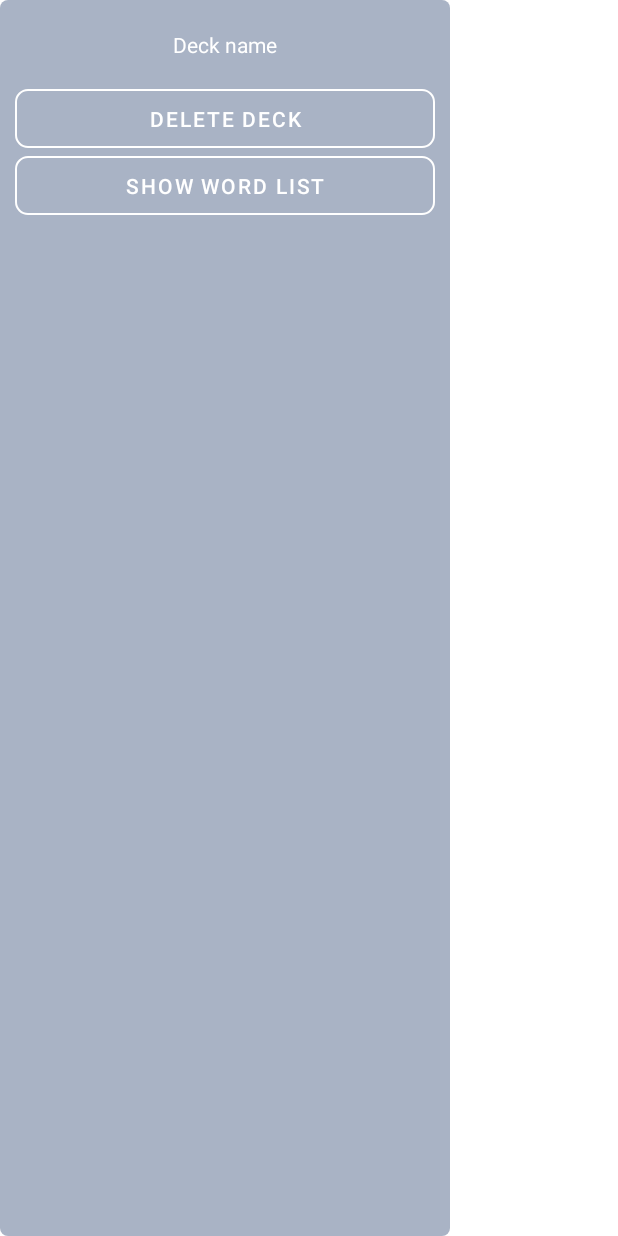
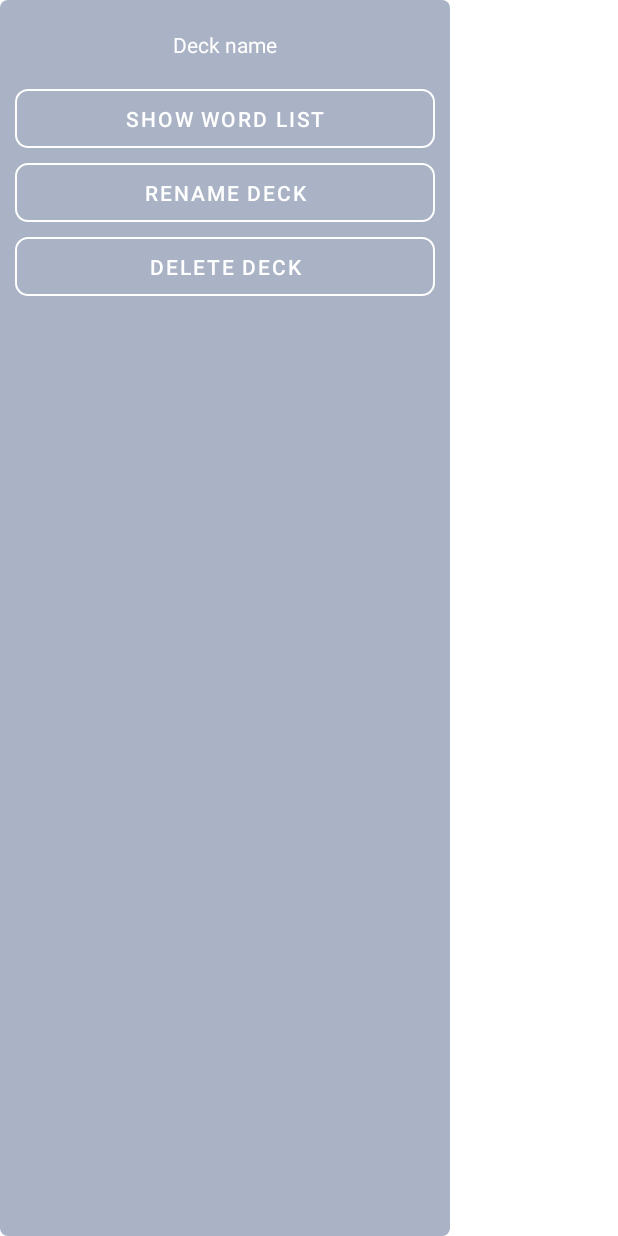
Before and after one commit to NikolayKuts/Milim, an Android app: the layout dialog_deck.xml on its own in the app's theme, with its tools: preview values and no code run, on a phone screen of 412 x 824 dp. Run offline under Robolectric (Android 15) with nearby library versions, the phone set to English and light mode, and no system bars; Roboto replaces fonts that are not available here.

Commit message:
Fill the UI of deck renaming dialogFragment

```diff
--- a/app/src/main/AndroidManifest.xml
+++ b/app/src/main/AndroidManifest.xml
@@ -9,9 +9,7 @@
         android:roundIcon="@mipmap/ic_launcher_round"
         android:supportsRtl="true"
         android:theme="@style/Theme.Milim">
-        <activity android:name=".screens.edition_word.EditWordActivity"></activity>
         <activity android:name=".screens.word_browser.WordBrowserActivity" />
-        <activity android:name=".screens.adding_word.AddWordActivity" />
         <activity android:name=".screens.lesson.LessonActivity" />
         <activity android:name=".screens.main.MainActivity">
             <intent-filter>
--- a/app/src/main/res/layout/dialog_deck.xml
+++ b/app/src/main/res/layout/dialog_deck.xml
@@ -1,49 +1,66 @@
 <?xml version="1.0" encoding="utf-8"?>
-<androidx.constraintlayout.widget.ConstraintLayout
-    xmlns:android="http://schemas.android.com/apk/res/android"
+<androidx.constraintlayout.widget.ConstraintLayout xmlns:android="http://schemas.android.com/apk/res/android"
     xmlns:app="http://schemas.android.com/apk/res-auto"
     xmlns:tools="http://schemas.android.com/tools"
+    android:layout_width="300dp"
+    android:layout_height="match_parent"
     android:background="@drawable/dialog_background"
-    android:padding="10dp"
-    android:layout_width="300dp"
-    android:layout_height="match_parent">
+    android:padding="10dp">
 
     <TextView
         android:id="@+id/textViewDeckDialogTitle"
         android:layout_width="wrap_content"
         android:layout_height="wrap_content"
-        tools:text="Deck name"
-        android:textColor="#ffffff"
         android:paddingTop="10dp"
         android:paddingBottom="20sp"
+        android:textColor="#ffffff"
         app:layout_constraintEnd_toEndOf="parent"
         app:layout_constraintStart_toStartOf="parent"
-        app:layout_constraintTop_toTopOf="parent" />
+        app:layout_constraintTop_toTopOf="parent"
+        tools:text="Deck name" />
 
     <Button
-        android:id="@+id/buttonDeleteDeck"
+        android:id="@+id/button_show_word_list"
         android:layout_width="0dp"
         android:layout_height="wrap_content"
+        android:background="@drawable/dialog_button_background"
         android:minHeight="20dp"
-        android:background="@drawable/dialog_button_background"
-        android:text="Delete deck"
+        android:text="Show word list"
         android:textColor="#ffffff"
         app:backgroundTint="@null"
         app:layout_constraintEnd_toEndOf="parent"
         app:layout_constraintStart_toStartOf="parent"
         app:layout_constraintTop_toBottomOf="@+id/textViewDeckDialogTitle" />
 
+
     <Button
-        android:id="@+id/button_show_word_list"
+        android:id="@+id/button_rename_deck"
         android:layout_width="0dp"
         android:layout_height="wrap_content"
+        android:layout_marginTop="10dp"
+        android:background="@drawable/dialog_button_background"
         android:minHeight="20dp"
-        android:background="@drawable/dialog_button_background"
-        android:text="Show word list"
+        android:text="Rename deck"
         android:textColor="#ffffff"
-        android:layout_marginTop="5dp"
         app:backgroundTint="@null"
         app:layout_constraintEnd_toEndOf="parent"
         app:layout_constraintStart_toStartOf="parent"
-        app:layout_constraintTop_toBottomOf="@+id/buttonDeleteDeck" />
+        app:layout_constraintTop_toBottomOf="@+id/button_show_word_list" />
+
+    <Button
+        android:id="@+id/buttonDeleteDeck"
+        android:layout_width="0dp"
+        android:layout_height="wrap_content"
+        android:layout_marginTop="10dp"
+        android:background="@drawable/dialog_button_background"
+        android:minHeight="20dp"
+        android:text="Delete deck"
+        android:textColor="#ffffff"
+        app:backgroundTint="@null"
+        app:layout_constraintEnd_toEndOf="parent"
+        app:layout_constraintHorizontal_bias="0.8"
+        app:layout_constraintStart_toStartOf="parent"
+        app:layout_constraintTop_toBottomOf="@+id/button_rename_deck" />
+
+
 </androidx.constraintlayout.widget.ConstraintLayout>
```
Also changed, not shown: app/src/main/java/com/example/milim/fragments/DeckRenamingFragment.kt (added, +104 -0 lines), app/src/main/java/com/example/milim/screens/main/MainActivity.kt (+22 -5 lines), app/src/main/res/layout/dialog_fragment_deck_renaming.xml (added, +68 -0 lines).
